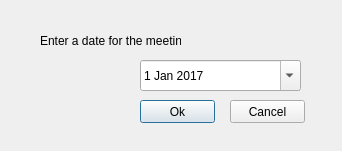
This is NHS_BullDog_Log/addmeetingsdialog.ui in shanetorres/NHS-BullDogLog as Qt 5 draws it before an edit. The edited form follows.
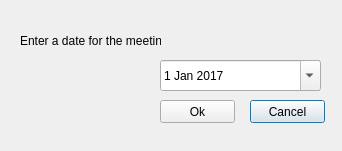
This is the edited form.

Patch:
```diff
--- a/NHS_BullDog_Log/addmeetingsdialog.ui
+++ b/NHS_BullDog_Log/addmeetingsdialog.ui
@@ -13,23 +13,36 @@
   <property name="windowTitle">
    <string>Dialog</string>
   </property>
-  <widget class="QLabel" name="label">
+  <widget class="QPushButton" name="cancelMeetingButton">
    <property name="geometry">
     <rect>
-     <x>40</x>
-     <y>30</y>
-     <width>141</width>
-     <height>21</height>
+     <x>250</x>
+     <y>100</y>
+     <width>75</width>
+     <height>23</height>
     </rect>
    </property>
    <property name="text">
-    <string>Enter a date for the meeting:</string>
+    <string>Cancel</string>
+   </property>
+  </widget>
+  <widget class="QPushButton" name="okMeetingButton">
+   <property name="geometry">
+    <rect>
+     <x>160</x>
+     <y>100</y>
+     <width>75</width>
+     <height>23</height>
+    </rect>
+   </property>
+   <property name="text">
+    <string>Ok</string>
    </property>
   </widget>
   <widget class="QDateEdit" name="dateEdit">
    <property name="geometry">
     <rect>
-     <x>140</x>
+     <x>160</x>
      <y>60</y>
      <width>161</width>
      <height>31</height>
@@ -49,30 +62,17 @@
     <bool>true</bool>
    </property>
   </widget>
-  <widget class="QPushButton" name="okMeetingButton">
+  <widget class="QLabel" name="label">
    <property name="geometry">
     <rect>
-     <x>140</x>
-     <y>100</y>
-     <width>75</width>
-     <height>23</height>
+     <x>20</x>
+     <y>30</y>
+     <width>141</width>
+     <height>21</height>
     </rect>
    </property>
    <property name="text">
-    <string>Ok</string>
-   </property>
-  </widget>
-  <widget class="QPushButton" name="cancelMeetingButton">
-   <property name="geometry">
-    <rect>
-     <x>230</x>
-     <y>100</y>
-     <width>75</width>
-     <height>23</height>
-    </rect>
-   </property>
-   <property name="text">
-    <string>Cancel</string>
+    <string>Enter a date for the meeting:</string>
    </property>
   </widget>
  </widget>
```
